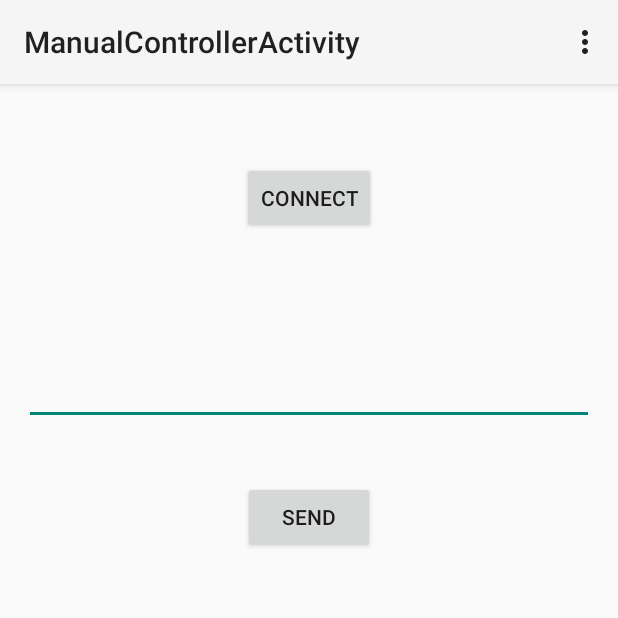
After one commit to tarvainen/rodent-mobile, an Android app: the ManualControllerActivity screen opened directly, with no data from a screen before it, on a phone screen of 412 x 824 dp, the top half of it. The commit adds this screen. Run offline under Robolectric (Android 15) with nearby library versions, the phone set to English and light mode, and no system bars; libraries missing offline, so code that uses them is left out: org.java_websocket.client, org.java_websocket.handshake.

Commit message:
Created simple Rodent Controller Activity.

```diff
--- a/app/build.gradle
+++ b/app/build.gradle
@@ -22,4 +22,5 @@ android {
 dependencies {
     compile fileTree(dir: 'libs', include: ['*.jar'])
     compile 'com.android.support:appcompat-v7:23.0.1'
+    compile "org.java-websocket:Java-WebSocket:1.3.0"
 }
--- a/app/src/main/java/rodent/rodentmobile/DrawingActivity.java
+++ b/app/src/main/java/rodent/rodentmobile/DrawingActivity.java
@@ -28,6 +28,7 @@ public class DrawingActivity extends AppCompatActivity implements AdapterView.On
 
     @Override
     protected void onCreate(Bundle savedInstanceState) {
+        Log.d("paskaa", "On");
         super.onCreate(savedInstanceState);
         setTheme(R.style.AppThemeNoActionBar);
         setContentView(R.layout.activity_drawing);
--- a/app/src/main/java/rodent/rodentmobile/GestureDetectingDrawingBoard.java
+++ b/app/src/main/java/rodent/rodentmobile/GestureDetectingDrawingBoard.java
@@ -113,7 +113,7 @@ public class GestureDetectingDrawingBoard extends DrawingBoard {
         Vector2<Float> position = getScaledPositionOfEvent(e);
         Tool tool = this.getTool();
 
-        if (this.snipetisnapActivated) {
+        if (this.snipetisnapActivated && !FreeHandTool.class.isAssignableFrom(this.getTool().getClass())) {
             position = getGridSnippedPositionOfEvent(position);
         }
 
--- a/app/src/main/java/rodent/rodentmobile/LibraryActivity.java
+++ b/app/src/main/java/rodent/rodentmobile/LibraryActivity.java
@@ -1,13 +1,10 @@
 package rodent.rodentmobile;
 
-import android.app.Activity;
-import android.app.Dialog;
 import android.app.DialogFragment;
 import android.content.Intent;
 import android.os.Environment;
 import android.support.v7.app.AppCompatActivity;
 import android.os.Bundle;
-import android.util.Log;
 import android.view.Menu;
 import android.view.MenuItem;
 import android.view.View;
@@ -90,6 +87,9 @@ public class LibraryActivity extends AppCompatActivity implements NewFileDialogF
         } else if (id == R.id.action_new) {
             DialogFragment dialog = new NewFileDialogFragment();
             dialog.show(getFragmentManager(), "NewFileDialogFragment");
+        } else if (id == R.id.action_open_controller) {
+            Intent newControllerIntent = new Intent(this, ManualControllerActivity.class);
+            this.startActivity(newControllerIntent);
         }
 
         return super.onOptionsItemSelected(item);
--- /dev/null
+++ b/app/src/main/java/rodent/rodentmobile/ManualControllerActivity.java
@@ -0,0 +1,109 @@
+package rodent.rodentmobile;
+
+import android.os.Build;
+import android.support.v7.app.AppCompatActivity;
+import android.os.Bundle;
+import android.util.Log;
+import android.view.Menu;
+import android.view.MenuItem;
+import android.view.View;
+import android.widget.Button;
+import android.widget.TextView;
+
+import org.java_websocket.client.WebSocketClient;
+import org.java_websocket.handshake.ServerHandshake;
+
+import java.net.URI;
+import java.net.URISyntaxException;
+
+import rodent.rodentmobile.R;
+
+public class ManualControllerActivity extends AppCompatActivity {
+
+    private WebSocketClient mWebSocketClient;
+
+    @Override
+    protected void onCreate(Bundle savedInstanceState) {
+        super.onCreate(savedInstanceState);
+        setContentView(R.layout.activity_manual_controller);
+    }
+
+    @Override
+    public boolean onCreateOptionsMenu(Menu menu) {
+        // Inflate the menu; this adds items to the action bar if it is present.
+        getMenuInflater().inflate(R.menu.menu_manual_controller, menu);
+        return true;
+    }
+
+    @Override
+    public boolean onOptionsItemSelected(MenuItem item) {
+        // Handle action bar item clicks here. The action bar will
+        // automatically handle clicks on the Home/Up button, so long
+        // as you specify a parent activity in AndroidManifest.xml.
+        int id = item.getItemId();
+
+        //noinspection SimplifiableIfStatement
+        if (id == R.id.action_settings) {
+            return true;
+        }
+
+        return super.onOptionsItemSelected(item);
+    }
+
+    private void connectWebSocket() {
+        if (this.mWebSocketClient != null && this.mWebSocketClient.getConnection().isOpen()) {
+            this.mWebSocketClient.close();
+        }
+
+        URI uri;
+        try {
+            uri = new URI("ws://192.168.1.8:5000");
+        } catch (URISyntaxException e) {
+            e.printStackTrace();
+            return;
+        }
+
+        mWebSocketClient = new WebSocketClient(uri) {
+            @Override
+            public void onOpen(ServerHandshake serverHandshake) {
+                Log.d("WebSocket", "Connected");
+            }
+
+            @Override
+            public void onMessage(String s) {
+
+            }
+
+            @Override
+            public void onClose(int i, String s, boolean b) {
+                Log.d("WebSocket", "Disconnected");
+            }
+
+            @Override
+            public void onError(Exception e) {
+                Log.i("Websocket", "Error " + e.getMessage());
+            }
+        };
+        mWebSocketClient.connect();
+    }
+
+    public void buttonClick (View v) {
+        switch (v.getId()) {
+            case R.id.btn_connect:
+                connectWebSocket();
+                break;
+            case R.id.btn_send_to_rodent:
+                sendMessageToRodent();
+            default:
+                break;
+        }
+    }
+
+    public void sendMessageToRodent () {
+        TextView textView = (TextView) findViewById(R.id.txtArea_rodent_code);
+        String msg = textView.getText().toString();
+        if (this.mWebSocketClient != null && this.mWebSocketClient.getConnection().isOpen()) {
+            this.mWebSocketClient.send(msg);
+        }
+    }
+}
--- /dev/null
+++ b/app/src/main/res/layout/activity_manual_controller.xml
@@ -0,0 +1,36 @@
+<RelativeLayout xmlns:android="http://schemas.android.com/apk/res/android"
+    xmlns:tools="http://schemas.android.com/tools" android:layout_width="match_parent"
+    android:layout_height="match_parent" android:paddingLeft="@dimen/activity_horizontal_margin"
+    android:paddingRight="@dimen/activity_horizontal_margin"
+    android:paddingTop="@dimen/activity_vertical_margin"
+    android:paddingBottom="@dimen/activity_vertical_margin"
+    tools:context="rodent.rodentmobile.ManualControllerActivity">
+
+    <EditText
+        android:layout_width="fill_parent"
+        android:layout_height="wrap_content"
+        android:id="@+id/txtArea_rodent_code"
+        android:layout_marginTop="166dp"
+        android:layout_alignParentTop="true"
+        android:layout_alignParentStart="true" />
+
+    <Button
+        android:layout_width="wrap_content"
+        android:layout_height="wrap_content"
+        android:text="Send"
+        android:id="@+id/btn_send_to_rodent"
+        android:layout_below="@+id/txtArea_rodent_code"
+        android:layout_centerHorizontal="true"
+        android:layout_marginTop="37dp"
+        android:onClick="buttonClick" />
+
+    <Button
+        android:layout_width="wrap_content"
+        android:layout_height="wrap_content"
+        android:text="Connect"
+        android:id="@+id/btn_connect"
+        android:layout_alignParentTop="true"
+        android:layout_centerHorizontal="true"
+        android:layout_marginTop="36dp"
+        android:onClick="buttonClick" />
+</RelativeLayout>
--- /dev/null
+++ b/app/src/main/res/menu/menu_manual_controller.xml
@@ -0,0 +1,7 @@
+<menu xmlns:android="http://schemas.android.com/apk/res/android"
+    xmlns:app="http://schemas.android.com/apk/res-auto"
+    xmlns:tools="http://schemas.android.com/tools"
+    tools:context="rodent.rodentmobile.ManualControllerActivity">
+    <item android:id="@+id/action_settings" android:title="@string/action_settings"
+        android:orderInCategory="100" app:showAsAction="never" />
+</menu>
--- a/app/src/main/res/values/strings.xml
+++ b/app/src/main/res/values/strings.xml
@@ -6,4 +6,5 @@
     <string name="action_settings">Settings</string>
     <string name="action_new">New</string>
     <string name="title_activity_drawing">DrawingActivity</string>
+    <string name="title_activity_manual_controller">ManualControllerActivity</string>
 </resources>
```
Also changed, not shown: app/src/main/AndroidManifest.xml (+7 -1 lines), app/src/main/res/menu/menu_library.xml (+7 -0 lines), 1 other file.
